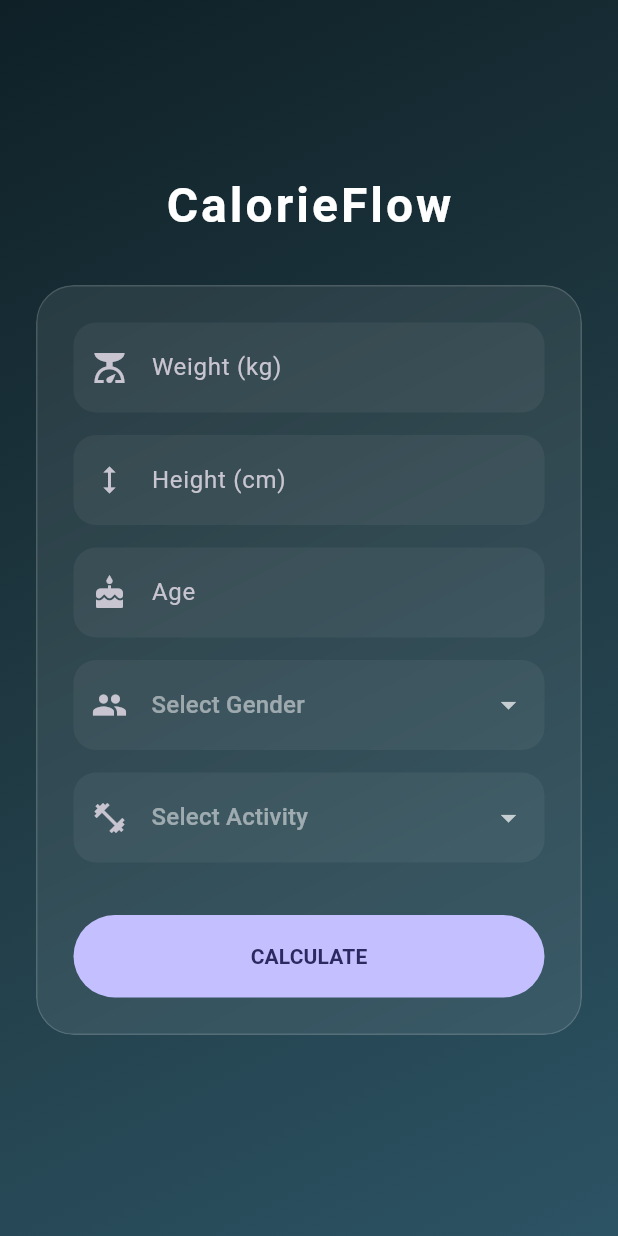
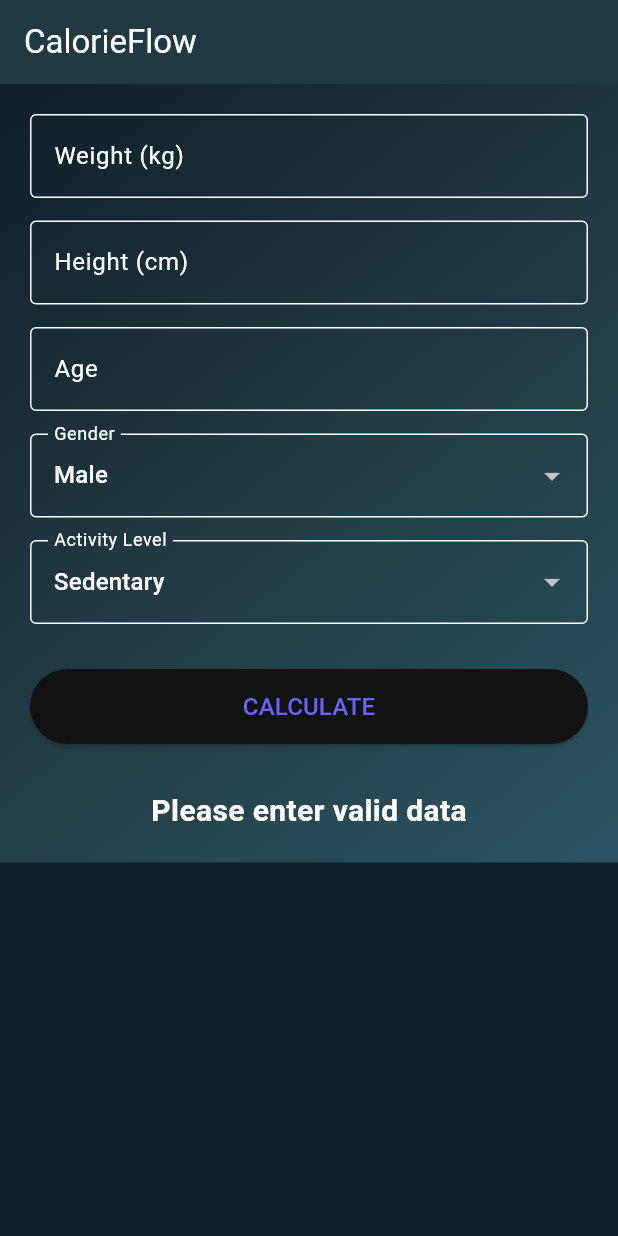
Before and after one commit to papinashvilisergi/calorie-calculator, a Flutter app: the screen it shows after launch, after a tap on "CALCULATE", on a phone screen of 412 x 824 dp. Run offline on Flutter 3.47's test engine with Material 3 defaults, Android fonts, the phone set to English and light mode, and no system bars.

Commit message:
Temp commit to switch branches

```diff
--- a/lib/main.dart
+++ b/lib/main.dart
@@ -1,4 +1,3 @@
-import 'dart:ui';
 import 'package:flutter/material.dart';
 
 void main() {
@@ -11,14 +10,14 @@ class CalorieCalculatorApp extends StatelessWidget {
   @override
   Widget build(BuildContext context) {
     return MaterialApp(
-      debugShowCheckedModeBanner: false,
       title: 'CalorieFlow',
       theme: ThemeData(
-        useMaterial3: true,
         brightness: Brightness.dark,
-        colorScheme: ColorScheme.fromSeed(
-          seedColor: const Color(0xFF6C63FF),
-          brightness: Brightness.dark,
+        primaryColor: const Color(0xFF2C5364),
+        scaffoldBackgroundColor: const Color(0xFF0F2027),
+        colorScheme: const ColorScheme.dark(
+          primary: Color(0xFF6C63FF),
+          secondary: Color(0xFF2C5364),
         ),
       ),
       home: const CalculatorScreen(),
@@ -38,10 +37,9 @@ class _CalculatorScreenState extends State<CalculatorScreen> {
   final TextEditingController _heightController = TextEditingController();
   final TextEditingController _ageController = TextEditingController();
 
-  String? _gender;
-  String? _activityLevel;
+  String _gender = 'Male';
+  String _activityLevel = 'Sedentary';
   String _result = '';
-  String _bmrResult = '';
 
   final Map<String, double> _activityMultipliers = {
     'Sedentary': 1.2,
@@ -50,21 +48,27 @@ class _CalculatorScreenState extends State<CalculatorScreen> {
     'Very Active': 1.725,
   };
 
-  void _calculate() {
+  void _calculateCalories() {
     double weight = double.tryParse(_weightController.text) ?? 0;
     double height = double.tryParse(_heightController.text) ?? 0;
     int age = int.tryParse(_ageController.text) ?? 0;
 
-    if (weight > 0 && height > 0 && age > 0 && _gender != null && _activityLevel != null) {
-      double bmr = (_gender == 'Male')
-          ? (10 * weight) + (6.25 * height) - (5 * age) + 5
-          : (10 * weight) + (6.25 * height) - (5 * age) - 161;
+    if (weight > 0 && height > 0 && age > 0) {
+      double bmr;
+      if (_gender == 'Male') {
+        bmr = (10 * weight) + (6.25 * height) - (5 * age) + 5;
+      } else {
+        bmr = (10 * weight) + (6.25 * height) - (5 * age) - 161;
+      }
 
       double tdee = bmr * (_activityMultipliers[_activityLevel] ?? 1.2);
 
       setState(() {
-        _bmrResult = 'BMR: ${bmr.toStringAsFixed(0)} kcal';
-        _result = tdee.toStringAsFixed(0);
+        _result = 'Daily calories to maintain: ${tdee.toStringAsFixed(0)}';
+      });
+    } else {
+      setState(() {
+        _result = 'Please enter valid data';
       });
     }
   }
@@ -72,6 +76,11 @@ class _CalculatorScreenState extends State<CalculatorScreen> {
   @override
   Widget build(BuildContext context) {
     return Scaffold(
+      appBar: AppBar(
+        title: const Text('CalorieFlow'),
+        backgroundColor: const Color(0xFF203A43),
+        elevation: 0,
+      ),
       body: Container(
         decoration: const BoxDecoration(
           gradient: LinearGradient(
@@ -80,104 +89,59 @@ class _CalculatorScreenState extends State<CalculatorScreen> {
             colors: [Color(0xFF0F2027), Color(0xFF203A43), Color(0xFF2C5364)],
           ),
         ),
-        child: Center(
-          child: ConstrainedBox(
-            constraints: const BoxConstraints(maxWidth: 450),
         child: SingleChildScrollView(
-              padding: const EdgeInsets.all(24.0),
+          padding: const EdgeInsets.all(20.0),
           child: Column(
             children: [
-                  const Text('CalorieFlow', style: TextStyle(fontSize: 32, fontWeight: FontWeight.bold, color: Colors.white, letterSpacing: 2)),
+              TextField(
+                controller: _weightController,
+                decoration: const InputDecoration(labelText: 'Weight (kg)', border: OutlineInputBorder()),
+                keyboardType: TextInputType.number
+              ),
+              const SizedBox(height: 15),
+              TextField(
+                controller: _heightController,
+                decoration: const InputDecoration(labelText: 'Height (cm)', border: OutlineInputBorder()),
+                keyboardType: TextInputType.number
+              ),
+              const SizedBox(height: 15),
+              TextField(
+                controller: _ageController,
+                decoration: const InputDecoration(labelText: 'Age', border: OutlineInputBorder()),
+                keyboardType: TextInputType.number
+              ),
+              const SizedBox(height: 15),
+              DropdownButtonFormField<String>(
+                value: _gender,
+                items: ['Male', 'Female'].map((String val) => DropdownMenuItem(value: val, child: Text(val))).toList(),
+                onChanged: (val) => setState(() => _gender = val!),
+                decoration: const InputDecoration(labelText: 'Gender', border: OutlineInputBorder()),
+              ),
+              const SizedBox(height: 15),
+              DropdownButtonFormField<String>(
+                value: _activityLevel,
+                items: _activityMultipliers.keys.map((String val) => DropdownMenuItem(value: val, child: Text(val))).toList(),
+                onChanged: (val) => setState(() => _activityLevel = val!),
+                decoration: const InputDecoration(labelText: 'Activity Level', border: OutlineInputBorder()),
+              ),
               const SizedBox(height: 30),
-                  _glassContainer(
-                    child: Column(
-                      children: [
-                        _textField(_weightController, 'Weight (kg)', Icons.scale),
-                        _textField(_heightController, 'Height (cm)', Icons.height),
-                        _textField(_ageController, 'Age', Icons.cake),
-                        _dropdown('Select Gender', _gender, ['Male', 'Female'], Icons.people, (val) => setState(() => _gender = val)),
-                        _dropdown('Select Activity', _activityLevel, _activityMultipliers.keys.toList(), Icons.fitness_center, (val) => setState(() => _activityLevel = val)),
-                        const SizedBox(height: 20),
               SizedBox(
                 width: double.infinity,
-                          height: 55,
-                          child: FilledButton(onPressed: _calculate, child: const Text('CALCULATE', style: TextStyle(fontWeight: FontWeight.bold))),
-                        ),
-                      ],
+                height: 50,
+                child: ElevatedButton(
+                  onPressed: _calculateCalories,
+                  child: const Text('CALCULATE', style: TextStyle(fontSize: 16))
                 ),
               ),
-                  const SizedBox(height: 20),
-                  if (_result.isNotEmpty) _glassContainer(
-                    child: Column(
-                      children: [
-                        const Text('Daily Goal', style: TextStyle(color: Colors.white70)),
-                        Text('$_result kcal', style: const TextStyle(fontSize: 40, fontWeight: FontWeight.w900)),
-                        Text(_bmrResult, style: const TextStyle(color: Colors.white54)),
-                      ],
-                    ),
+              const SizedBox(height: 30),
+              Text(
+                _result,
+                style: const TextStyle(fontSize: 20, fontWeight: FontWeight.bold, color: Colors.white)
               ),
             ],
           ),
         ),
       ),
-        ),
-      ),
-    );
-  }
-
-  Widget _glassContainer({required Widget child}) {
-    return ClipRRect(
-      borderRadius: BorderRadius.circular(25),
-      child: BackdropFilter(
-        filter: ImageFilter.blur(sigmaX: 10, sigmaY: 10),
-        child: Container(
-          padding: const EdgeInsets.all(24),
-          decoration: BoxDecoration(
-            color: Colors.white.withOpacity(0.08),
-            border: Border.all(color: Colors.white.withOpacity(0.15)),
-            borderRadius: BorderRadius.circular(25),
-          ),
-          child: child,
-        ),
-      ),
-    );
-  }
-
-  Widget _textField(TextEditingController controller, String label, IconData icon) {
-    return Padding(
-      padding: const EdgeInsets.only(bottom: 15),
-      child: TextField(
-        controller: controller,
-        keyboardType: TextInputType.number,
-        decoration: InputDecoration(
-          labelText: label,
-          prefixIcon: Icon(icon),
-          filled: true,
-          fillColor: Colors.white.withOpacity(0.05),
-          contentPadding: const EdgeInsets.symmetric(horizontal: 20, vertical: 18),
-          border: OutlineInputBorder(borderRadius: BorderRadius.circular(15), borderSide: BorderSide.none),
-        ),
-      ),
-    );
-  }
-
-  Widget _dropdown(String hint, String? value, List<String> items, IconData icon, ValueChanged<String?> onChanged) {
-    return Padding(
-      padding: const EdgeInsets.only(bottom: 15),
-      child: DropdownButtonFormField<String>(
-        value: value,
-        hint: Text(hint, style: TextStyle(color: Colors.white.withOpacity(0.5))),
-        dropdownColor: const Color(0xFF2C5364),
-        items: items.map((val) => DropdownMenuItem(value: val, child: Text(val))).toList(),
-        onChanged: onChanged,
-        decoration: InputDecoration(
-          prefixIcon: Icon(icon),
-          filled: true,
-          fillColor: Colors.white.withOpacity(0.05),
-          contentPadding: const EdgeInsets.symmetric(horizontal: 20, vertical: 18),
-          border: OutlineInputBorder(borderRadius: BorderRadius.circular(15), borderSide: BorderSide.none),
-        ),
-      ),
     );
   }
 }
```
Also changed, not shown: 2 other files. Lines whose indentation alone changed are shown as unchanged.
